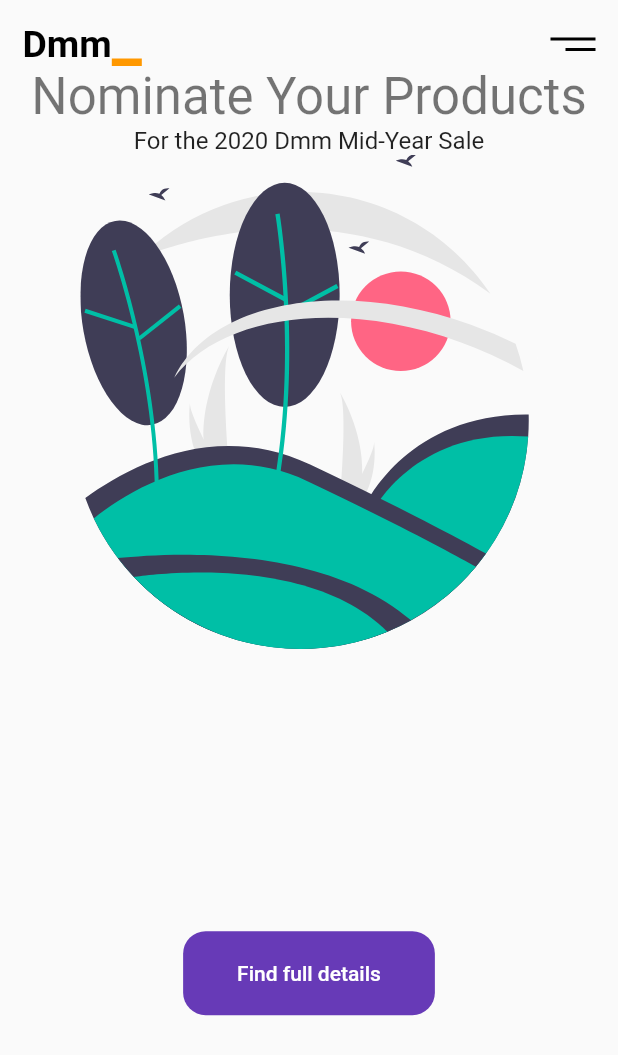
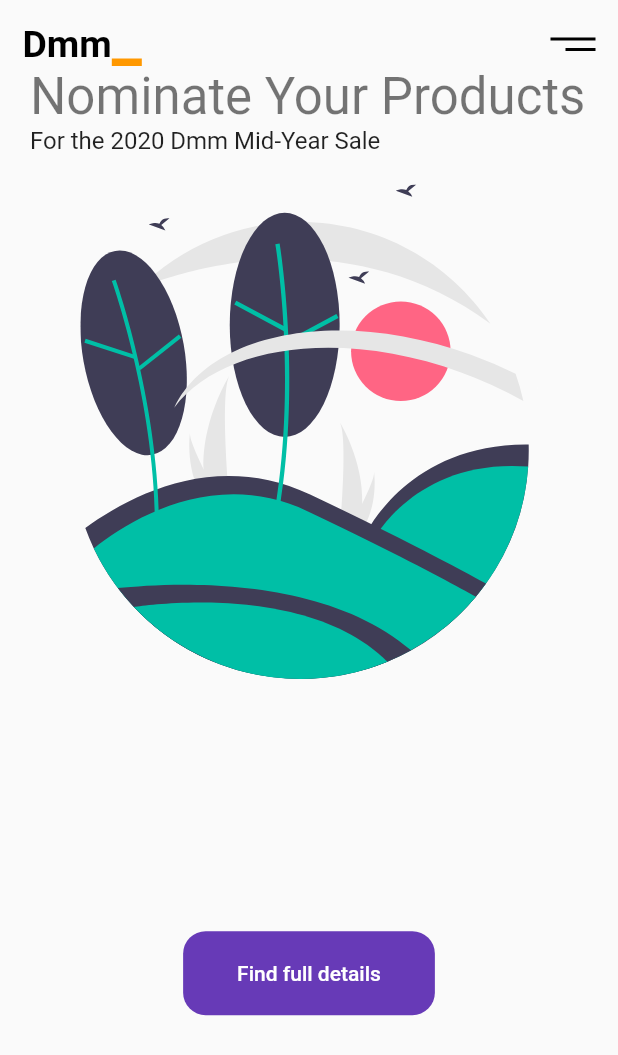
Before and after one commit to marcossevilla/ui-challenges, a Flutter app: the MiddleScreen screen opened directly, on a phone screen of 412 x 824 dp. Shown: the top 1055 px of the screen. Run offline on Flutter 3.47's test engine with Material 2 defaults, Android fonts, the phone set to English and light mode, and no system bars; our stand-ins replace animate_do, animated_text_kit, cached_network_image, flutter_lorem, flutter_svg, flutter_swiper and 1 more.

Commit message:
AuctionApp - Stopped using AnimatedTextKit

```diff
--- a/lib/src/auction_app/screens/middle.dart
+++ b/lib/src/auction_app/screens/middle.dart
@@ -98,33 +98,33 @@ class __SliderState extends State<_Slider> {
     return Container(
       width: MediaQuery.of(context).size.width,
       height: MediaQuery.of(context).size.height * 0.7,
-      child: Column(
+      child: PageView.builder(
+        physics: BouncingScrollPhysics(),
+        controller: _pageController,
+        itemBuilder: (context, i) {
+          return Column(
+            crossAxisAlignment: CrossAxisAlignment.start,
             children: [
               Padding(
                 padding: const EdgeInsets.symmetric(horizontal: 20.0),
-            child: RotateAnimatedTextKit(
-              text: [for (var i in data.keys) i],
-              duration: const Duration(milliseconds: 2300),
-              textStyle: Theme.of(context).textTheme.headline4,
-              repeatForever: true,
+                child: SlideInDown(
+                  child: Text(
+                    data.keys.elementAt(_index(i)),
+                    style: Theme.of(context).textTheme.headline4,
+                  ),
                 ),
               ),
               Padding(
                 padding: const EdgeInsets.symmetric(horizontal: 20.0),
-            child: RotateAnimatedTextKit(
-              text: [for (var i in data.values) i],
-              duration: const Duration(milliseconds: 2300),
-              textStyle: Theme.of(context).textTheme.subtitle1,
-              repeatForever: true,
+                child: SlideInDown(
+                  child: Text(
+                    data.values.elementAt(_index(i)),
+                    style: Theme.of(context).textTheme.subtitle1,
                   ),
                 ),
-          Container(
-            height: MediaQuery.of(context).size.height * 0.4,
-            child: PageView.builder(
-              physics: BouncingScrollPhysics(),
-              controller: _pageController,
-              itemBuilder: (context, i) {
-                return SlideInUp(
+              ),
+              SizedBox(height: 20.0),
+              SlideInUp(
                 child: Container(
                   width: MediaQuery.of(context).size.width,
                   height: MediaQuery.of(context).size.height * 0.4,
@@ -133,11 +133,10 @@ class __SliderState extends State<_Slider> {
                     'assets/auction_app/draw_${_index(i)}.svg',
                   ),
                 ),
+              ),
+            ],
           );
         },
-            ),
-          ),
-        ],
       ),
     );
   }
```
Lines whose indentation alone changed are shown as unchanged.
